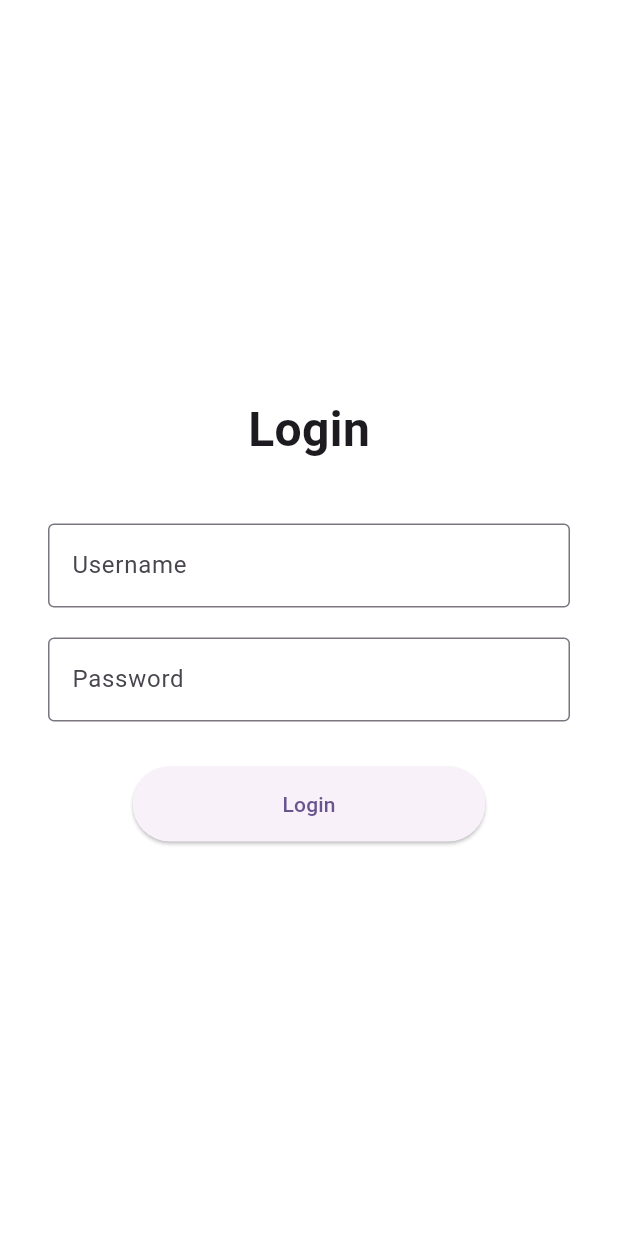
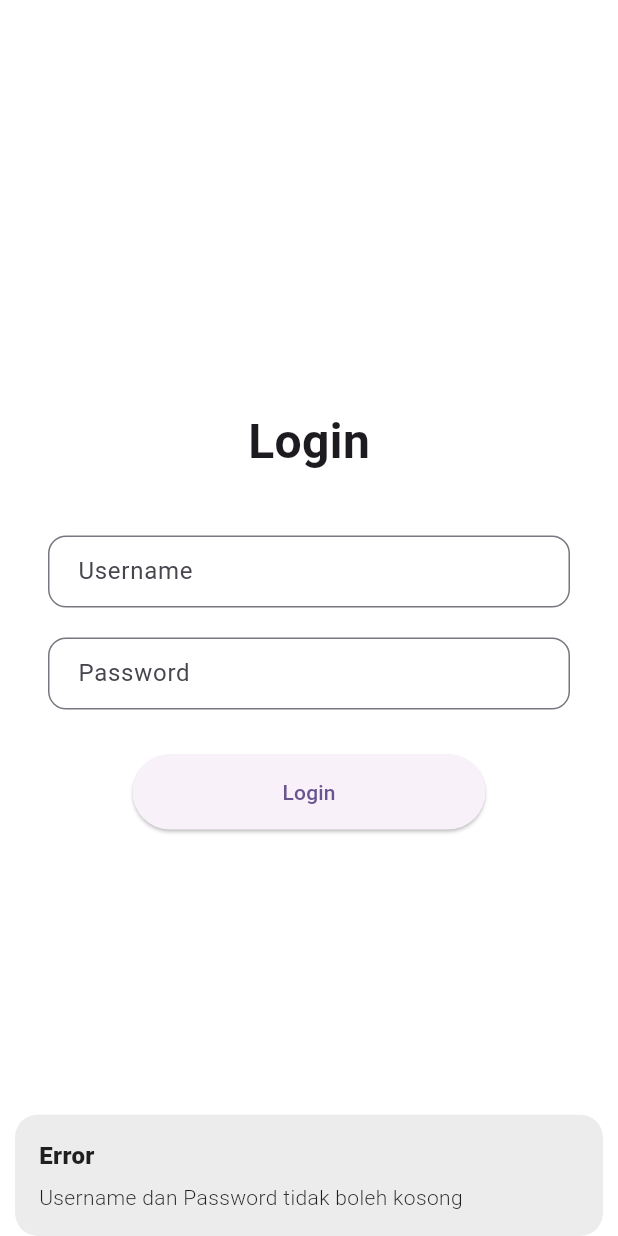
Before and after one commit to Caesaraya/apk-todo-list-flutter, a Flutter app: the screen it shows after launch, after a tap on "Login", on a phone screen of 412 x 824 dp. Run offline on Flutter 3.47's test engine with Material 3 defaults, Android fonts, the phone set to English and light mode, and no system bars; our stand-ins replace get.

Commit message:
logincontroller

```diff
--- /dev/null
+++ b/lib/bindings/login_bindings.dart
@@ -0,0 +1,9 @@
+import 'package:get/get.dart';
+import 'package:todolist/controller/login_controller.dart';
+
+class LoginBinding extends Bindings {
+  @override
+  void dependencies() {
+    Get.lazyPut<LoginController>(() => LoginController());
+  }
+}
--- /dev/null
+++ b/lib/controller/login_controller.dart
@@ -0,0 +1,53 @@
+import 'package:flutter/material.dart';
+import 'package:get/get.dart';
+
+class LoginController extends GetxController {
+  final usernameController = TextEditingController();
+  final passwordController = TextEditingController();
+
+  var isLoading = false.obs;
+
+  void login() async {
+    String username = usernameController.text.trim();
+    String password = passwordController.text.trim();
+
+    if (username.isEmpty || password.isEmpty) {
+      Get.snackbar(
+        "Error",
+        "Username dan Password tidak boleh kosong",
+        snackPosition: SnackPosition.BOTTOM,
+      );
+      return;
+    }
+
+    isLoading.value = true;
+
+    await Future.delayed(const Duration(seconds: 2)); // simulasi loading
+
+    isLoading.value = false;
+
+    // cek username & password secara manual (dummy login)
+    if (username == "admin" && password == "123456") {
+      Get.snackbar(
+        "Success",
+        "Login berhasil",
+        snackPosition: SnackPosition.BOTTOM,
+      );
+      // contoh navigasi ke halaman berikut
+      // Get.offAll(() => HomePage());
+    } else {
+      Get.snackbar(
+        "Error",
+        "Username atau Password salah",
+        snackPosition: SnackPosition.BOTTOM,
+      );
+    }
+  }
+
+  @override
+  void onClose() {
+    usernameController.dispose();
+    passwordController.dispose();
+    super.onClose();
+  }
+}
--- a/lib/login_page.dart
+++ b/lib/login_page.dart
@@ -1,21 +1,15 @@
 import 'package:flutter/material.dart';
+import 'package:todolist/controller/login_controller.dart';
+import 'widget/textfield.dart';
+import 'package:get/get.dart';
 
 void main() {
   runApp(LoginApp());
 }
 
 class LoginApp extends StatelessWidget {
-  @override
-  Widget build(BuildContext context) {
-    return MaterialApp(
-      title: 'Login UI Sederhana',
-      home: LoginScreen(),
-      debugShowCheckedModeBanner: false,
-    );
-  }
-}
+  final LoginController controller = Get.find<LoginController>();
 
-class LoginScreen extends StatelessWidget {
   @override
   Widget build(BuildContext context) {
     return Scaffold(
@@ -26,7 +20,6 @@ class LoginScreen extends StatelessWidget {
           child: Column(
             mainAxisAlignment: MainAxisAlignment.center,
             children: [
-              // Judul
               Text(
                 'Login',
                 style: TextStyle(fontSize: 32, fontWeight: FontWeight.bold),
@@ -34,29 +27,22 @@ class LoginScreen extends StatelessWidget {
               SizedBox(height: 40),
 
               // Username Field
-              TextField(
-                decoration: InputDecoration(
-                  labelText: 'Username',
-                  border: OutlineInputBorder(),
-                ),
+              textfield(
+                hintText: "Username",
+                controller: controller.usernameController,
               ),
               SizedBox(height: 20),
 
               // Password Field
-              TextField(
+              textfield(
+                hintText: "Password",
+                controller: controller.passwordController,
                 obscureText: true,
-                decoration: InputDecoration(
-                  labelText: 'Password',
-                  border: OutlineInputBorder(),
-                ),
               ),
               SizedBox(height: 30),
 
-              // Tombol Login
               ElevatedButton(
-                onPressed: () {
-                  // Tidak ada logic
-                },
+                onPressed: controller.login,
                 style: ElevatedButton.styleFrom(
                   padding: EdgeInsets.symmetric(horizontal: 100, vertical: 15),
                 ),
--- a/lib/routes/pages.dart
+++ b/lib/routes/pages.dart
@@ -1,10 +1,9 @@
-import 'package:flutter/material.dart';
 import 'package:get/get.dart';
+import 'package:todolist/bindings/login_bindings.dart';
 import 'package:todolist/login_page.dart';
 
 class AppPages {
   static final pages = [
-    GetPage(name: '/login', page: () => LoginScreen()),
-    // Tambahkan halaman lain di sini jika diperlukan
+    GetPage(name: '/login', page: () => LoginApp(), binding: LoginBinding()),
   ];
 }
--- /dev/null
+++ b/lib/widget/textfield.dart
@@ -0,0 +1,36 @@
+import 'package:flutter/material.dart';
+
+class textfield extends StatelessWidget {
+  final String hintText;
+  final IconData? prefixIcon;
+  final bool obscureText;
+  final TextEditingController controller;
+  final TextInputType keyboardType;
+
+  const textfield({
+    Key? key,
+    required this.hintText,
+    this.prefixIcon,
+    this.obscureText = false,
+    required this.controller,
+    this.keyboardType = TextInputType.text,
+  }) : super(key: key);
+
+  @override
+  Widget build(BuildContext context) {
+    return TextField(
+      controller: controller,
+      obscureText: obscureText,
+      keyboardType: keyboardType,
+      decoration: InputDecoration(
+        prefixIcon: prefixIcon != null ? Icon(prefixIcon) : null,
+        hintText: hintText,
+        border: OutlineInputBorder(borderRadius: BorderRadius.circular(12)),
+        contentPadding: const EdgeInsets.symmetric(
+          vertical: 12,
+          horizontal: 16,
+        ),
+      ),
+    );
+  }
+}
```
Also changed, not shown: 1 other file.
